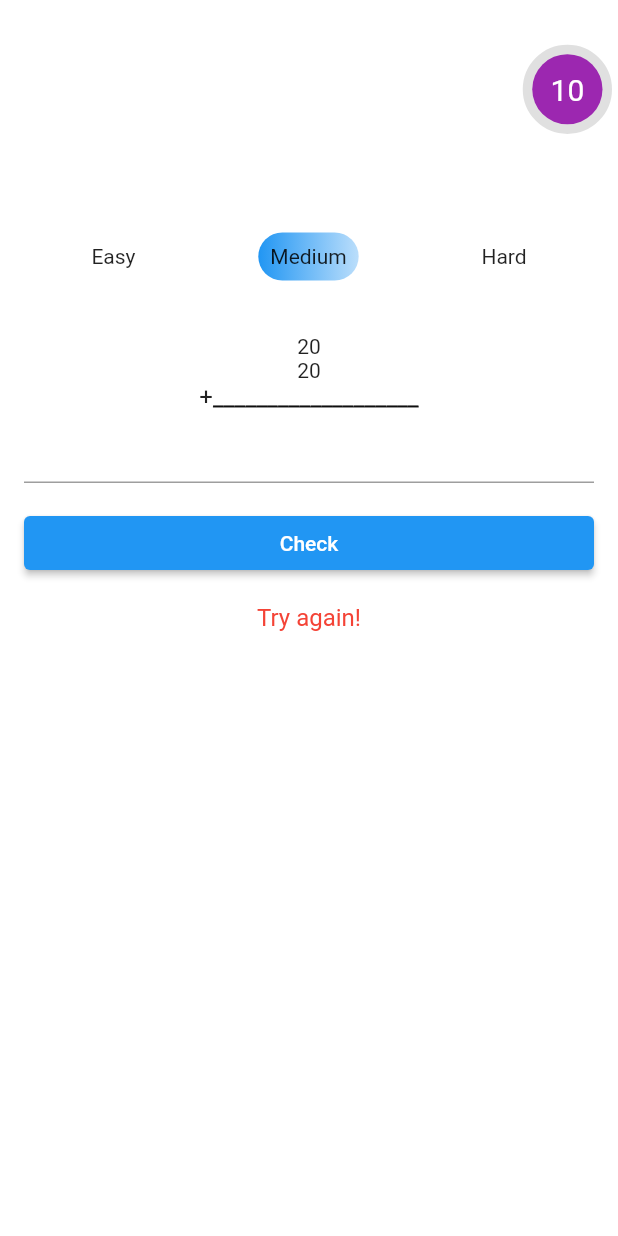
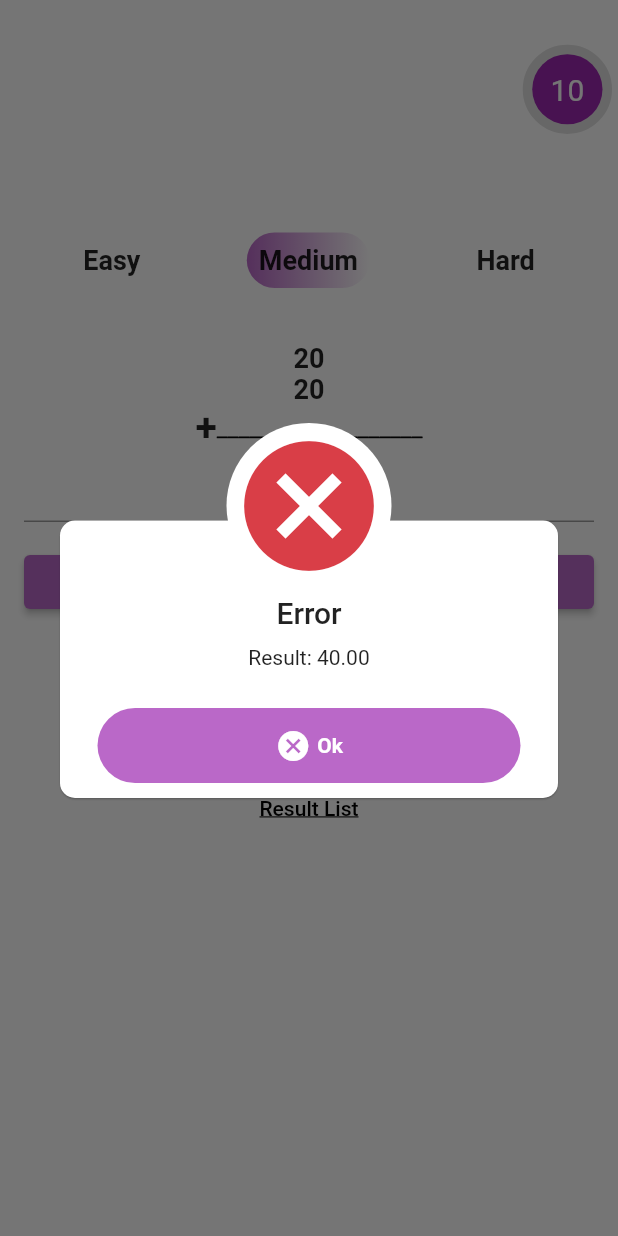
Before and after one commit to deremakif/ConfettiApp, a Flutter app: the screen it shows after launch, after a tap on "Start", after a tap on "Check", on a phone screen of 412 x 824 dp. Run offline on Flutter 3.47's test engine with Material 2 defaults, Android fonts, the phone set to English and light mode, and no system bars; drawn by our look-alikes of circular_countdown_timer; our stand-ins replace awesome_dialog, confetti.

Commit message:
awesome_dialog

```diff
--- a/lib/main.dart
+++ b/lib/main.dart
@@ -1,7 +1,4 @@
-import 'dart:math';
-
-import 'package:ConfettiApp/widgets/MathWidget.dart';
-import 'package:confetti/confetti.dart';
+import 'package:ConfettiApp/screens/ExamPage.dart';
 import 'package:flutter/material.dart';
 
 void main() => runApp(const ConfettiSample());
@@ -12,67 +9,11 @@ class ConfettiSample extends StatelessWidget {
   @override
   Widget build(BuildContext context) {
     return MaterialApp(
-        title: 'Confetti',
-        home: Scaffold(
-          backgroundColor: Colors.grey,
-          body: MyApp(),
-        ));
-  }
-}
-
-class MyApp extends StatefulWidget {
-  @override
-  _MyAppState createState() => _MyAppState();
-}
-
-class _MyAppState extends State<MyApp> {
-  ConfettiController _confettiController;
-
-  @override
-  void initState() {
-    _confettiController =
-        ConfettiController(duration: const Duration(seconds: 1));
-
-    super.initState();
-  }
-
-  @override
-  void dispose() {
-    super.dispose();
-  }
-
-  @override
-  Widget build(BuildContext context) {
-    return Stack(
-      children: <Widget>[
-        Align(
-          alignment: Alignment.topCenter,
-          child: MathWidget(
-            confettiController: _confettiController,
-          ),
-        ),
-        Align(
-          alignment: Alignment.center,
-          child: ConfettiWidget(
-            confettiController: _confettiController,
-            emissionFrequency: 1,
-            numberOfParticles: 5,
-            maxBlastForce: 2,
-            minBlastForce: 1,
-            blastDirectionality: BlastDirectionality.directional,
-            blastDirection: -pi / 2,
-            gravity: 0.05,
-            shouldLoop: false,
-            displayTarget: false,
-            colors: null,
-            minimumSize: const Size(20, 10),
-            maximumSize: const Size(30, 15),
-            particleDrag: 0.05,
-            canvas: MediaQuery.of(context).size,
-            child: null,
-          ),
-        ),
-      ],
+      title: 'Confetti',
+      home: Scaffold(
+        backgroundColor: Colors.grey,
+        body: ExamPage(),
+      ),
     );
   }
 }
--- /dev/null
+++ b/lib/screens/ExamPage.dart
@@ -0,0 +1,62 @@
+import 'dart:math';
+
+import 'package:ConfettiApp/widgets/MathWidget.dart';
+import 'package:confetti/confetti.dart';
+import 'package:flutter/material.dart';
+
+class ExamPage extends StatefulWidget {
+  @override
+  _ExamPageState createState() => _ExamPageState();
+}
+
+class _ExamPageState extends State<ExamPage> {
+  ConfettiController _confettiController;
+
+  @override
+  void initState() {
+    _confettiController =
+        ConfettiController(duration: const Duration(seconds: 1));
+
+    super.initState();
+  }
+
+  @override
+  void dispose() {
+    super.dispose();
+  }
+
+  @override
+  Widget build(BuildContext context) {
+    return Stack(
+      children: <Widget>[
+        Align(
+          alignment: Alignment.topCenter,
+          child: MathWidget(
+            confettiController: _confettiController,
+          ),
+        ),
+        Align(
+          alignment: Alignment.center,
+          child: ConfettiWidget(
+            confettiController: _confettiController,
+            emissionFrequency: 1,
+            numberOfParticles: 5,
+            maxBlastForce: 2,
+            minBlastForce: 1,
+            blastDirectionality: BlastDirectionality.directional,
+            blastDirection: -pi / 2,
+            gravity: 0.05,
+            shouldLoop: false,
+            displayTarget: false,
+            colors: null,
+            minimumSize: const Size(20, 10),
+            maximumSize: const Size(30, 15),
+            particleDrag: 0.05,
+            canvas: MediaQuery.of(context).size,
+            child: null,
+          ),
+        ),
+      ],
+    );
+  }
+}
--- /dev/null
+++ b/lib/screens/ResultListPage.dart
@@ -0,0 +1,31 @@
+import 'package:flutter/material.dart';
+
+class ResultListPage extends StatefulWidget {
+  @override
+  _ResultListPageState createState() => _ResultListPageState();
+}
+
+class _ResultListPageState extends State<ResultListPage> {
+  @override
+  void initState() {
+    super.initState();
+  }
+
+  @override
+  void dispose() {
+    super.dispose();
+  }
+
+  @override
+  Widget build(BuildContext context) {
+    return Stack(
+      children: <Widget>[
+        Container(
+          height: 30,
+          color: Colors.red,
+          child: const Text('rggrgrgrg'),
+        )
+      ],
+    );
+  }
+}
--- /dev/null
+++ b/lib/widgets/CircularCountDownTimerWidget.dart
@@ -0,0 +1,91 @@
+import 'package:circular_countdown_timer/circular_countdown_timer.dart';
+import 'package:flutter/material.dart';
+
+class CircularCountDownTimerWidget extends StatelessWidget {
+  const CircularCountDownTimerWidget({
+    Key key,
+    @required this.duration,
+    @required this.countDownController,
+    @required this.selectedLevel,
+    this.onComplete,
+  }) : super(key: key);
+
+  final int duration;
+  final CountDownController countDownController;
+  final int selectedLevel;
+  final Function onComplete;
+  @override
+  Widget build(BuildContext context) {
+    return CircularCountDownTimer(
+      // Countdown duration in Seconds.
+      duration: duration,
+
+      // Countdown initial elapsed Duration in Seconds.
+      initialDuration: 0,
+
+      // Controls (i.e Start, Pause, Resume, Restart) the Countdown Timer.
+      controller: countDownController,
+
+      // Width of the Countdown Widget.
+      width: MediaQuery.of(context).size.width / 8,
+
+      // Height of the Countdown Widget.
+      height: MediaQuery.of(context).size.height / 8,
+
+      // Ring Color for Countdown Widget.
+      ringColor: Colors.grey[300],
+
+      // Ring Gradient for Countdown Widget.
+      ringGradient: null,
+
+      // Filling Color for Countdown Widget.
+      fillColor: Colors.purpleAccent[100],
+
+      // Filling Gradient for Countdown Widget.
+      fillGradient: null,
+
+      // Background Color for Countdown Widget.
+      backgroundColor: Colors.purple[500],
+
+      // Background Gradient for Countdown Widget.
+      backgroundGradient: null,
+
+      // Border Thickness of the Countdown Ring.
+      strokeWidth: 8.0,
+
+      // Begin and end contours with a flat edge and no extension.
+      strokeCap: StrokeCap.round,
+
+      // Text Style for Countdown Text.
+      textStyle: const TextStyle(
+        fontSize: 20.0,
+        color: Colors.white,
+        // fontWeight: FontWeight.bold,
+      ),
+
+      // Format for the Countdown Text.
+      textFormat: CountdownTextFormat.S,
+
+      // Handles Countdown Timer (true for Reverse Countdown (max to 0), false for Forward Countdown (0 to max)).
+      isReverse: true,
+
+      // Handles Animation Direction (true for Reverse Animation, false for Forward Animation).
+      isReverseAnimation: false,
+
+      // Handles visibility of the Countdown Text.
+      isTimerTextShown: true,
+
+      // Handles the timer start.
+      autoStart: false,
+
+      // This Callback will execute when the Countdown Starts.
+      onStart: () {
+        // Here, do whatever you want
+        print('Countdown Started');
+      },
+
+      // This Callback will execute when the Countdown Ends.
+      onComplete: onComplete,
+    );
+  }
+}
--- /dev/null
+++ b/lib/widgets/LevelListWidget.dart
@@ -0,0 +1,34 @@
+import 'package:ConfettiApp/widgets/CircularCountDownTimerWidget.dart';
+import 'package:circular_countdown_timer/circular_countdown_timer.dart';
+import 'package:flutter/material.dart';
+
+class LevelListWidget extends StatelessWidget {
+  const LevelListWidget({
+    Key key,
+    @required this.duration,
+    @required this.countDownController,
+    @required this.selectedLevel,
+    this.onComplete,
+  }) : super(key: key);
+
+  final int duration;
+  final CountDownController countDownController;
+  final int selectedLevel;
+  final Function onComplete;
+
+  @override
+  Widget build(BuildContext context) {
+    return Padding(
+      padding: const EdgeInsets.all(8),
+      child: Container(
+        alignment: Alignment.centerRight,
+        child: CircularCountDownTimerWidget(
+          duration: duration,
+          countDownController: countDownController,
+          selectedLevel: selectedLevel,
+          onComplete: onComplete,
+        ),
+      ),
+    );
+  }
+}
--- a/lib/widgets/MathWidget.dart
+++ b/lib/widgets/MathWidget.dart
@@ -1,5 +1,7 @@
 import 'dart:math';
 
+import 'package:ConfettiApp/widgets/LevelListWidget.dart';
+import 'package:awesome_dialog/awesome_dialog.dart';
 import 'package:confetti/confetti.dart';
 import 'package:flutter/material.dart';
 import 'package:circular_countdown_timer/circular_countdown_timer.dart';
@@ -31,6 +33,8 @@ class _MathWidgetState extends State<MathWidget> {
 
   int selectedLevel = 1;
   bool isStarted = false;
+  String resultAsString = '';
+
   @override
   void initState() {
     super.initState();
@@ -44,6 +48,84 @@ class _MathWidgetState extends State<MathWidget> {
     responseController.dispose();
 
     super.dispose();
+  }
+
+  bool checkResult() {
+    double result = 0;
+    var response = responseController.text;
+
+    if (selectedProcess == '+') {
+      result = firstNumber + secondNumber;
+    } else if (selectedProcess == '-') {
+      result = firstNumber - secondNumber;
+    } else if (selectedProcess == 'x') {
+      result = firstNumber * secondNumber;
+    } else if (selectedProcess == '÷') {
+      result = firstNumber / secondNumber;
+    }
+
+    resultAsString = result.toStringAsFixed(2);
+
+    if (response != null && response.contains(',')) {
+      response = response.replaceAll(',', '.');
+    } else if (response != null && response.contains('.')) {
+      // resultAsString = resultAsString.replaceAll('.0', '.00');
+    } else {
+      response += '.00';
+    }
+
+    if (resultAsString != null && resultAsString.endsWith('.0')) {
+      resultAsString = resultAsString.replaceAll('.0', '.00');
+    } else if (resultAsString != null && resultAsString.endsWith('.00')) {
+      // resultAsString = resultAsString.replaceAll('.0', '.00');
+    } else if (resultAsString != null && resultAsString.contains('.')) {
+      // resultAsString = resultAsString.replaceAll('.0', '.00');
+    } else {
+      resultAsString += '.00';
+    }
+
+    if (resultAsString == response) {
+      return true;
+    }
+
+    return false;
+  }
+
+  void checkResponse() {
+    countDownController.pause();
+    if (checkResult()) {
+      widget.confettiController.play();
+      ScaffoldMessenger.of(context).showSnackBar(
+        const SnackBar(
+          content: Text(
+            'Congrats!',
+            textAlign: TextAlign.center,
+          ),
+        ),
+      );
+
+      addDuration();
+      setScreen(selectedLevel);
+    } else {
+      // return error!
+      setState(() {
+        errorMessage = 'Try again!';
+      });
+
+      AwesomeDialog(
+          context: context,
+          dialogType: DialogType.ERROR,
+          animType: AnimType.RIGHSLIDE,
+          headerAnimationLoop: true,
+          title: 'Error',
+          desc: 'Result: ' + resultAsString,
+          btnOkOnPress: () {
+            setScreen(selectedLevel);
+          },
+          btnOkIcon: Icons.cancel,
+          btnOkColor: Colors.purple[300])
+        ..show();
+    }
   }
 
   void setScreen(int i) {
@@ -141,10 +223,10 @@ class _MathWidgetState extends State<MathWidget> {
   List<InkWell> createLevelList() {
     // ignore: prefer_final_locals
     var inkWellList = <InkWell>[];
-    final list = ['Easy', 'Medium', 'Hard'];
-    print(list);
+    final levelList = ['Easy', 'Medium', 'Hard'];
+    print(levelList);
 
-    list.asMap().forEach((index, value) {
+    levelList.asMap().forEach((index, value) {
       final inkWell = InkWell(
         onTap: () {
           setSelectedLevel(index);
@@ -153,7 +235,7 @@ class _MathWidgetState extends State<MathWidget> {
           decoration: BoxDecoration(
             gradient: LinearGradient(
                 colors: selectedLevel == index
-                    ? [Colors.blue, Colors.blue[100]]
+                    ? [Colors.purple[300], Colors.white]
                     : [Colors.white, Colors.white]),
             borderRadius: BorderRadius.circular(50),
           ),
@@ -162,6 +244,10 @@ class _MathWidgetState extends State<MathWidget> {
             child: Text(
               value,
               textAlign: TextAlign.center,
+              style: const TextStyle(
+                fontSize: 18,
+                fontWeight: FontWeight.bold,
+              ),
             ),
           ),
         ),
@@ -184,86 +270,13 @@ class _MathWidgetState extends State<MathWidget> {
             crossAxisAlignment: CrossAxisAlignment.start,
             mainAxisAlignment: MainAxisAlignment.start,
             children: [
-              Padding(
-                padding: const EdgeInsets.all(8),
-                child: Container(
-                  alignment: Alignment.centerRight,
-                  child: CircularCountDownTimer(
-                    // Countdown duration in Seconds.
-                    duration: duration,
-
-                    // Countdown initial elapsed Duration in Seconds.
-                    initialDuration: 0,
-
-                    // Controls (i.e Start, Pause, Resume, Restart) the Countdown Timer.
-                    controller: countDownController,
-
-                    // Width of the Countdown Widget.
-                    width: MediaQuery.of(context).size.width / 8,
-
-                    // Height of the Countdown Widget.
-                    height: MediaQuery.of(context).size.height / 8,
-
-                    // Ring Color for Countdown Widget.
-                    ringColor: Colors.grey[300],
-
-                    // Ring Gradient for Countdown Widget.
-                    ringGradient: null,
-
-                    // Filling Color for Countdown Widget.
-                    fillColor: Colors.purpleAccent[100],
-
-                    // Filling Gradient for Countdown Widget.
-                    fillGradient: null,
-
-                    // Background Color for Countdown Widget.
-                    backgroundColor: Colors.purple[500],
-
-                    // Background Gradient for Countdown Widget.
-                    backgroundGradient: null,
-
-                    // Border Thickness of the Countdown Ring.
-                    strokeWidth: 8.0,
-
-                    // Begin and end contours with a flat edge and no extension.
-                    strokeCap: StrokeCap.round,
-
-                    // Text Style for Countdown Text.
-                    textStyle: const TextStyle(
-                      fontSize: 20.0,
-                      color: Colors.white,
-                      // fontWeight: FontWeight.bold,
-                    ),
-
-                    // Format for the Countdown Text.
-                    textFormat: CountdownTextFormat.S,
-
-                    // Handles Countdown Timer (true for Reverse Countdown (max to 0), false for Forward Countdown (0 to max)).
-                    isReverse: true,
-
-                    // Handles Animation Direction (true for Reverse Animation, false for Forward Animation).
-                    isReverseAnimation: false,
-
-                    // Handles visibility of the Countdown Text.
-                    isTimerTextShown: true,
-
-                    // Handles the timer start.
-                    autoStart: false,
-
-                    // This Callback will execute when the Countdown Starts.
-                    onStart: () {
-                      // Here, do whatever you want
-                      print('Countdown Started');
-                    },
-
-                    // This Callback will execute when the Countdown Ends.
-                    onComplete: () {
-                      // Here, do whatever you want
-                      print('Countdown Ended');
-                      setScreen(selectedLevel);
-                    },
-                  ),
-                ),
+              LevelListWidget(
+                duration: duration,
+                countDownController: countDownController,
+                selectedLevel: selectedLevel,
+                onComplete: () {
+                  checkResponse();
+                },
               ),
               Padding(
                 padding: const EdgeInsets.symmetric(
@@ -290,6 +303,10 @@ class _MathWidgetState extends State<MathWidget> {
                             child: Text(
                               firstNumber.toStringAsFixed(0).toString(),
                               textAlign: TextAlign.center,
+                              style: const TextStyle(
+                                fontSize: 18,
+                                fontWeight: FontWeight.bold,
+                              ),
                             ),
                           ),
                         ),
@@ -302,6 +319,10 @@ class _MathWidgetState extends State<MathWidget> {
                             child: Text(
                               secondNumber.toStringAsFixed(0).toString(),
                               textAlign: TextAlign.center,
+                              style: const TextStyle(
+                                fontSize: 18,
+                                fontWeight: FontWeight.bold,
+                              ),
                             ),
                           ),
                         ),
@@ -319,7 +340,8 @@ class _MathWidgetState extends State<MathWidget> {
                                   textAlign: TextAlign.end,
                                   style: const TextStyle(
                                     // decoration: TextDecoration.underline,
-                                    fontSize: 16,
+                                    fontSize: 26,
+                                    fontWeight: FontWeight.bold,
                                   ),
                                 ),
                                 const Text(
@@ -358,30 +380,16 @@ class _MathWidgetState extends State<MathWidget> {
                             horizontal: 16,
                           ),
                           child: ElevatedButton(
+                            style: ButtonStyle(
+                              backgroundColor:
+                                  MaterialStateProperty.all(Colors.purple[300]),
+                            ),
                             onPressed: () {
                               // Validate returns true if the form is valid, or false
                               // otherwise.
                               if (_formKey.currentState.validate()) {
                                 // If the form is valid, display a Snackbar.
-                                if (checkResult()) {
-                                  widget.confettiController.play();
-                                  Scaffold.of(context).showSnackBar(
-                                    const SnackBar(
-                                      content: Text(
-                                        'Congrats!',
-                                        textAlign: TextAlign.center,
-                                      ),
-                                    ),
-                                  );
-
-                                  addDuration();
-                                  setScreen(selectedLevel);
-                                } else {
-                                  // return error!
-                                  setState(() {
-                                    errorMessage = 'Try again!';
-                                  });
-                                }
+                                checkResponse();
                               }
                             },
                             child: const Center(
@@ -426,21 +434,45 @@ class _MathWidgetState extends State<MathWidget> {
                                     textAlign: TextAlign.center,
                                     style: TextStyle(
                                       // decoration: TextDecoration.underline,
-                                      fontSize: 12,
+                                      fontSize: 14,
                                     ),
                                   ),
                                 )
                               : Container(),
-                        )
+                        ),
+                        Padding(
+                          padding: const EdgeInsets.symmetric(
+                            vertical: 36.0,
+                            horizontal: 6,
+                          ),
+                          child: TextButton(
+                            onPressed: () {
+                              // Navigate
+                            },
+                            child: const Center(
+                              child: Text(
+                                'Result List',
+                                style: TextStyle(
+                                  color: Colors.black,
+                                  decoration: TextDecoration.underline,
+                                ),
+                              ),
+                            ),
+                          ),
+                        ),
                       ],
                     )
                   : Container(
                       child: Padding(
                         padding: const EdgeInsets.symmetric(
-                          vertical: 16.0,
+                          vertical: 66.0,
                           horizontal: 16,
                         ),
                         child: ElevatedButton(
+                          style: ButtonStyle(
+                            backgroundColor:
+                                MaterialStateProperty.all(Colors.purple[300]),
+                          ),
                           onPressed: () {
                             setState(() {
                               isStarted = true;
@@ -461,45 +493,4 @@ class _MathWidgetState extends State<MathWidget> {
       ),
     );
   }
-
-  bool checkResult() {
-    double result = 0;
-    var response = responseController.text;
-
-    if (selectedProcess == '+') {
-      result = firstNumber + secondNumber;
-    } else if (selectedProcess == '-') {
-      result = firstNumber - secondNumber;
-    } else if (selectedProcess == 'x') {
-      result = firstNumber * secondNumber;
-    } else if (selectedProcess == '÷') {
-      result = firstNumber / secondNumber;
-    }
-
-    String resultAsString = result.toStringAsFixed(2);
-
-    if (response != null && response.contains(',')) {
-      response = response.replaceAll(',', '.');
-    } else if (response != null && response.contains('.')) {
-      // resultAsString = resultAsString.replaceAll('.0', '.00');
-    } else {
-      response += '.00';
-    }
-
-    if (resultAsString != null && resultAsString.endsWith('.0')) {
-      resultAsString = resultAsString.replaceAll('.0', '.00');
-    } else if (resultAsString != null && resultAsString.endsWith('.00')) {
-      // resultAsString = resultAsString.replaceAll('.0', '.00');
-    } else if (resultAsString != null && resultAsString.contains('.')) {
-      // resultAsString = resultAsString.replaceAll('.0', '.00');
-    } else {
-      resultAsString += '.00';
-    }
-
-    if (resultAsString == response) {
-      return true;
-    }
-
-    return false;
-  }
 }
```
Also changed, not shown: pubspec.yaml (+4 -3 lines), pubspec.lock, 1 other file.
